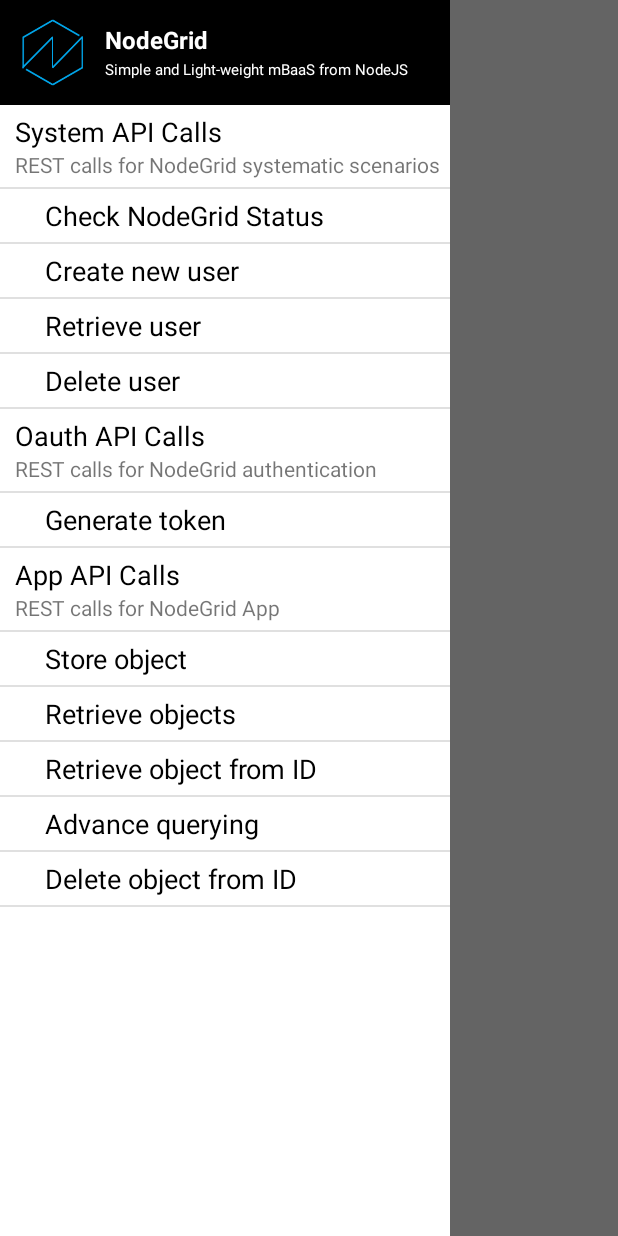
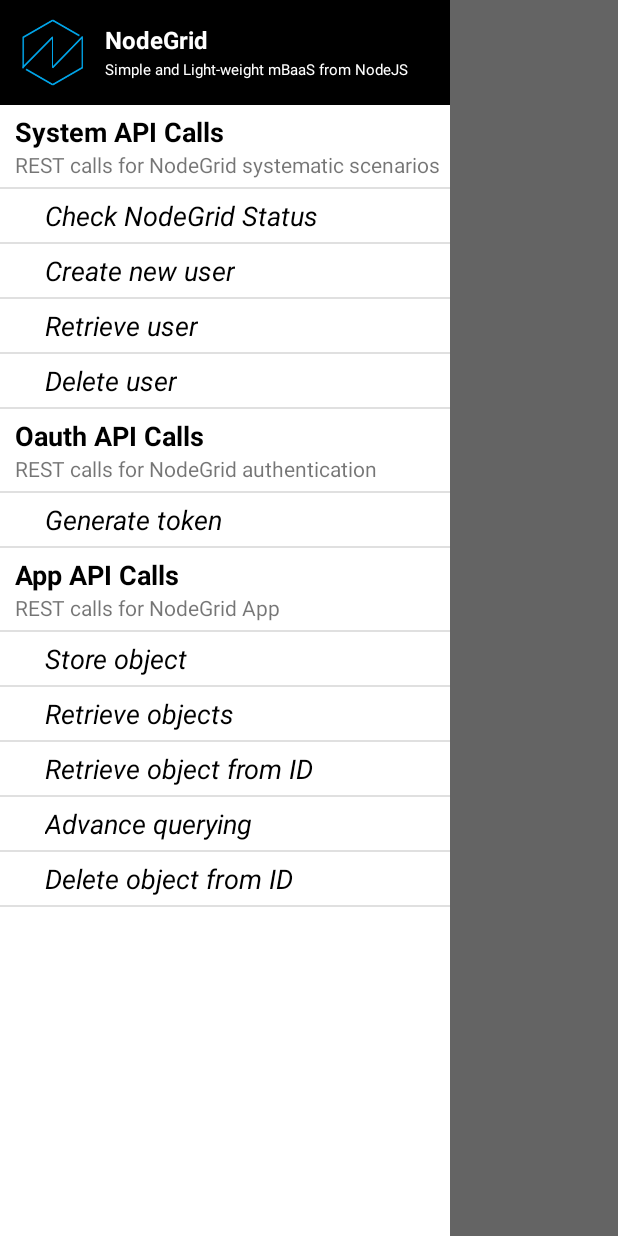
Before and after one commit to NodeGrid/nodegrid-android-sdk, an Android app: the NavDrawerActivity screen opened directly, with no data from a screen before it, with the side drawer open, on a phone screen of 412 x 824 dp. Run offline under Robolectric (Android 15) with nearby library versions, the phone set to English and light mode, and no system bars; 4 statements that could not run were skipped.

Commit message:
Style the sliding menu contents

```diff
--- a/app/src/main/java/com/nodegrid/android/app/adapters/DrawerSystemApiListAdapter.java
+++ b/app/src/main/java/com/nodegrid/android/app/adapters/DrawerSystemApiListAdapter.java
@@ -1,6 +1,7 @@
 package com.nodegrid.android.app.adapters;
 
 import android.content.Context;
+import android.graphics.Typeface;
 import android.view.LayoutInflater;
 import android.view.View;
 import android.view.ViewGroup;
@@ -62,6 +63,7 @@ public class DrawerSystemApiListAdapter extends BaseAdapter{
         } else {
             subtitleView.setVisibility(View.GONE);
             titleView.setPadding(30, 0, 0, 0);
+            titleView.setTypeface(Typeface.defaultFromStyle(Typeface.ITALIC));
         }
 
         return view;
--- a/app/src/main/res/layout/drawer_item.xml
+++ b/app/src/main/res/layout/drawer_item.xml
@@ -11,6 +11,7 @@
         android:layout_height="wrap_content"
         android:textSize="18sp"
         android:gravity="center_vertical"
+        android:textStyle="bold"
         android:textColor="#000"
         android:text="Line 1"
         android:layout_alignParentTop="true"
```
